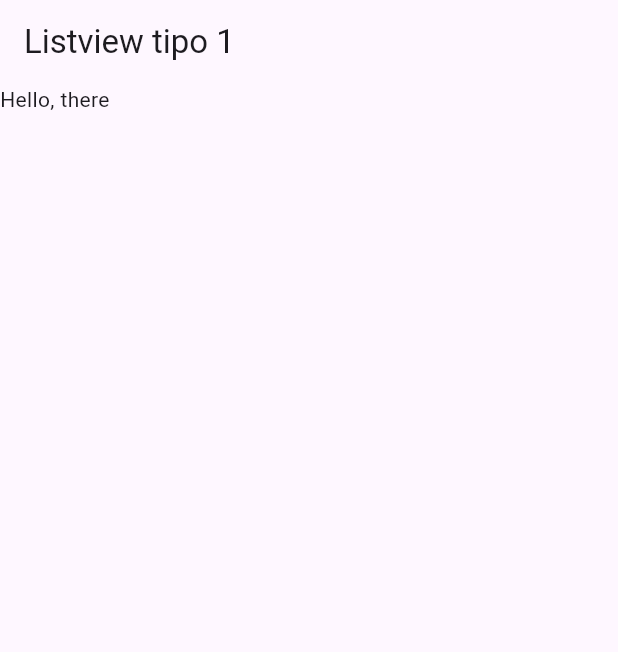
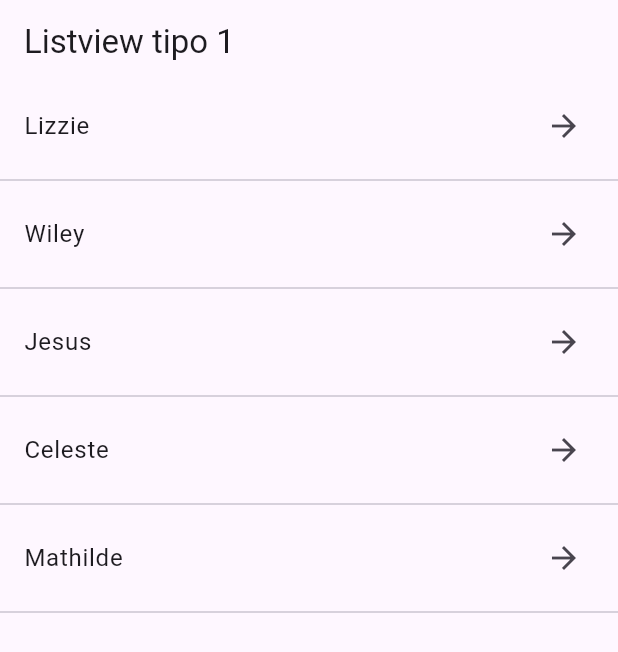
Before and after one commit to GabrielC-Web/flutter_components, a Flutter app: the screen it shows after launch, on a phone screen of 412 x 824 dp. Shown: the top 652 px of the screen. Run offline on Flutter 3.47's test engine with Material 3 defaults, Android fonts, the light colour scheme and no system bars.

Commit message:
creada lista de strings

```diff
--- a/lib/screens/listview1_screen.dart
+++ b/lib/screens/listview1_screen.dart
@@ -2,6 +2,8 @@ import 'package:flutter/material.dart';
 
 class ListView1Screen extends StatelessWidget {
   const ListView1Screen({super.key});
+
+  final options = const ['Lizzie', 'Wiley', 'Jesus', 'Celeste', 'Mathilde'];
 
   @override
   Widget build(BuildContext context) {
@@ -10,7 +12,17 @@ class ListView1Screen extends StatelessWidget {
           title: const Text('Listview tipo 1'),
         ),
         body: ListView(
-          children: const [Text('Hello, there')],
+          children: [
+            ...options.map((e) => Column(
+                  children: [
+                    ListTile(
+                      title: Text(e),
+                      trailing: const Icon(Icons.arrow_forward_outlined),
+                    ),
+                    const Divider()
+                  ],
+                ))
+          ],
         ));
   }
 }
```
